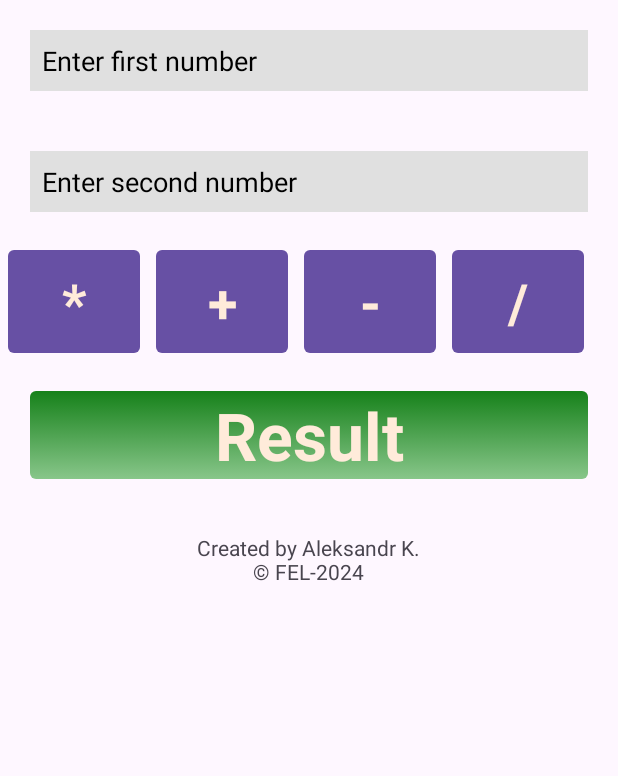
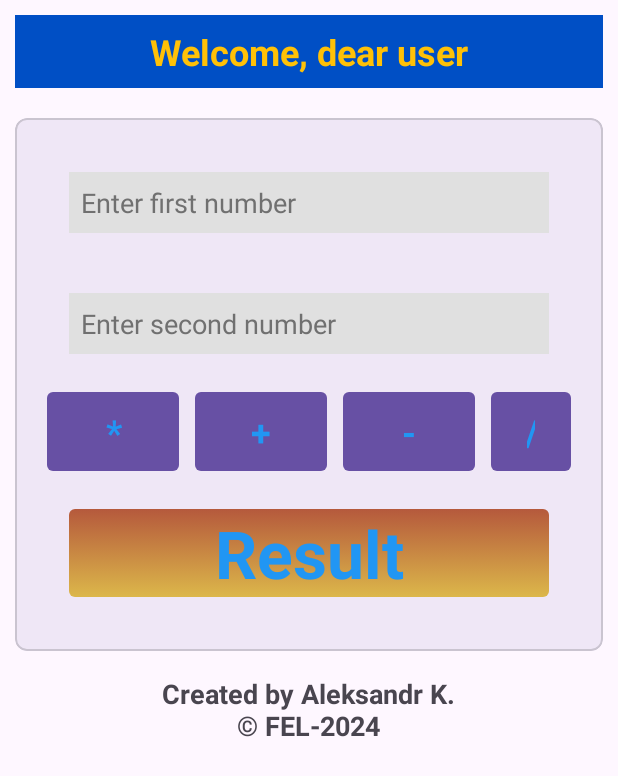
Before and after one commit to mathewtroy/calculator-kotlin, an Android app: the screen it shows after launch (MainActivity), on a phone screen of 412 x 824 dp. Shown: the top 776 px of the screen. Run offline under Robolectric (Android 15) with nearby library versions, the phone set to English and light mode, and no system bars.

Commit message:
added new icons/ welcome message

```diff
--- a/app/build.gradle.kts
+++ b/app/build.gradle.kts
@@ -42,7 +42,9 @@ dependencies {
     implementation(libs.material)
     implementation(libs.androidx.activity)
     implementation(libs.androidx.constraintlayout)
+    implementation("com.google.android.material:material:1.11.0")
     testImplementation(libs.junit)
     androidTestImplementation(libs.androidx.junit)
     androidTestImplementation(libs.androidx.espresso.core)
+
 }
--- a/app/src/main/res/drawable/button_background.xml
+++ b/app/src/main/res/drawable/button_background.xml
@@ -3,8 +3,8 @@
     <item>
         <shape android:shape="rectangle">
             <gradient
-                android:startColor="#16811A"
-                android:endColor="#88C68A"
+                android:startColor="#B5593C"
+                android:endColor="#DCB74A"
                 android:angle="270" />
             <corners android:radius="4dp" />
         </shape>
--- a/app/src/main/res/layout/activity_main.xml
+++ b/app/src/main/res/layout/activity_main.xml
@@ -1,11 +1,35 @@
 <?xml version="1.0" encoding="utf-8"?>
 <LinearLayout xmlns:android="http://schemas.android.com/apk/res/android"
     xmlns:tools="http://schemas.android.com/tools"
+    xmlns:app="http://schemas.android.com/apk/res-auto"
     android:id="@+id/main"
     android:layout_width="match_parent"
     android:layout_height="match_parent"
     android:orientation="vertical"
+    android:padding="10dp"
     tools:context=".MainActivity">
+
+    <TextView
+        style="@style/WelcomeTextStyle"
+        android:layout_width="match_parent"
+        android:layout_height="wrap_content"
+        android:text="@string/welcome_dear_user"
+        android:gravity="center"
+        android:textSize="24sp"
+        android:textAppearance="@style/TextAppearance.AppCompat.Large" />
+
+    <com.google.android.material.card.MaterialCardView
+        android:layout_width="match_parent"
+        android:layout_height="wrap_content"
+        android:layout_marginTop="20dp"
+        app:cardElevation="4dp"
+        app:cardCornerRadius="8dp">
+
+    <LinearLayout
+        android:layout_width="match_parent"
+        android:layout_height="wrap_content"
+        android:orientation="vertical"
+        android:padding="16dp">
 
         <EditText
             style="@style/EditTextStyle"
@@ -72,5 +96,10 @@
             android:textSize="44sp"
         />
 
+    </LinearLayout>
+
+    </com.google.android.material.card.MaterialCardView>
+
     <include layout="@layout/footer"/>
+
 </LinearLayout>
--- a/app/src/main/res/layout/footer.xml
+++ b/app/src/main/res/layout/footer.xml
@@ -11,5 +11,8 @@
         android:layout_width="wrap_content"
         android:layout_height="wrap_content"
         android:text="@string/created_by_aleksandr_k_n_fel_2024"
-        android:textAlignment="center" />
+        android:textAlignment="center"
+        android:textStyle="bold"
+        android:textSize="18sp"/>
+
 </LinearLayout>
--- a/app/src/main/res/mipmap-anydpi-v26/ic_launcher.xml
+++ b/app/src/main/res/mipmap-anydpi-v26/ic_launcher.xml
@@ -1,6 +1,5 @@
 <?xml version="1.0" encoding="utf-8"?>
 <adaptive-icon xmlns:android="http://schemas.android.com/apk/res/android">
-    <background android:drawable="@drawable/ic_launcher_background" />
-    <foreground android:drawable="@drawable/ic_launcher_foreground" />
-    <monochrome android:drawable="@drawable/ic_launcher_foreground" />
+    <background android:drawable="@drawable/ic_launcher_background"/>
+    <foreground android:drawable="@drawable/ic_launcher_foreground"/>
 </adaptive-icon>
--- a/app/src/main/res/mipmap-anydpi-v26/ic_launcher_round.xml
+++ b/app/src/main/res/mipmap-anydpi-v26/ic_launcher_round.xml
@@ -1,6 +1,5 @@
 <?xml version="1.0" encoding="utf-8"?>
 <adaptive-icon xmlns:android="http://schemas.android.com/apk/res/android">
-    <background android:drawable="@drawable/ic_launcher_background" />
-    <foreground android:drawable="@drawable/ic_launcher_foreground" />
-    <monochrome android:drawable="@drawable/ic_launcher_foreground" />
+    <background android:drawable="@drawable/ic_launcher_background"/>
+    <foreground android:drawable="@drawable/ic_launcher_foreground"/>
 </adaptive-icon>
--- a/app/src/main/res/values/strings.xml
+++ b/app/src/main/res/values/strings.xml
@@ -8,4 +8,5 @@
     <string name="divide">/</string>
     <string name="result">Result</string>
     <string name="created_by_aleksandr_k_n_fel_2024">Created by Aleksandr K.\n© FEL-2024</string>
+    <string name="welcome_dear_user">Welcome, dear user</string>
 </resources>
--- a/app/src/main/res/values/styles.xml
+++ b/app/src/main/res/values/styles.xml
@@ -3,18 +3,27 @@
     <style name="AppTheme" parent="Theme.AppCompat.Light.DarkActionBar">
     </style>
 
+    <!-- Style for the welcome message -->
+    <style name="WelcomeTextStyle">
+        <item name="android:background">#004FC5</item>
+        <item name="android:textColor">#FFC107</item>
+        <item name="android:textStyle">bold</item>
+        <item name="android:padding">8dp</item>
+    </style>
+
     <!-- Style for the entered buttons -->
     <style name="EditTextStyle">
         <item name="android:background">#E0E0E0</item>
-        <item name="android:textColorHint">#000000</item>
+        <item name="android:textColorHint">#707070</item>
+        <item name="android:textColor">#000000</item>
         <item name="android:padding">8dp</item>
     </style>
 
     <!-- Style for the buttons -->
     <style name="ButtonStyle">
-        <item name="android:textColor">#FFEBDA</item>
+        <item name="android:textColor">#2196F3</item>
         <item name="android:textStyle">bold</item>
-        <item name="android:textSize">36dp</item>
+        <item name="android:textSize">24dp</item>
 
         <item name="android:background">@drawable/button_background</item>
         <item name="android:fontFamily">sans-serif</item>
```
Also changed, not shown: app/src/main/res/drawable/ic_launcher_background.xml (+70 -166 lines), app/src/main/res/drawable/ic_launcher_foreground.xml (+27 -25 lines), app/src/main/res/mipmap-hdpi/ic_launcher.webp, app/src/main/res/mipmap-hdpi/ic_launcher_round.webp, app/src/main/res/mipmap-mdpi/ic_launcher.webp, app/src/main/res/mipmap-mdpi/ic_launcher_round.webp, app/src/main/res/mipmap-xhdpi/ic_launcher.webp, app/src/main/res/mipmap-xhdpi/ic_launcher_round.webp, app/src/main/res/mipmap-xxhdpi/ic_launcher.webp, app/src/main/res/mipmap-xxhdpi/ic_launcher_round.webp, app/src/main/res/mipmap-xxxhdpi/ic_launcher.webp, app/src/main/res/mipmap-xxxhdpi/ic_launcher_round.webp. Lines whose indentation alone changed are shown as unchanged.
